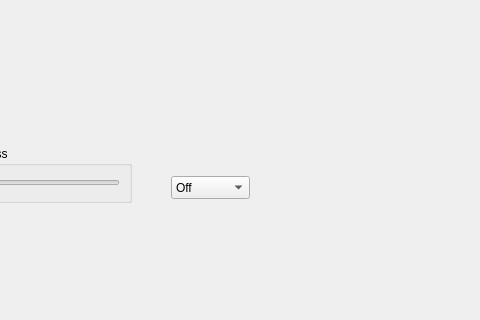
Old version of the form ui/keyboard.ui in the repository QTechOfficial/OpenPeripherals; both pictures show x 129 to 609 and y 84 to 404 of the 771 by 404 pixel window.
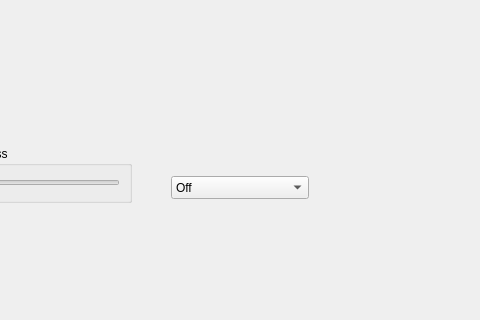
New version of the form.

Commit message: Color name changes, fixed effect dropdown size

```diff
--- a/ui/keyboard.ui
+++ b/ui/keyboard.ui
@@ -50,7 +50,7 @@
      <rect>
       <x>300</x>
       <y>260</y>
-      <width>79</width>
+      <width>138</width>
       <height>23</height>
      </rect>
     </property>
```
Left out of the diff: 26 changed lines with no effect on the pictures.
